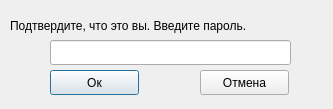
Old version of the form Client/confirmationpassword.ui in the repository Elizaser/Messenger-Diplom.
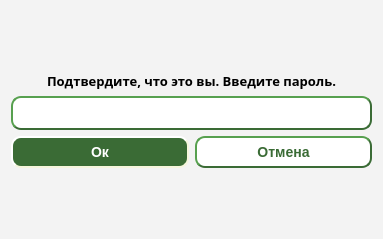
New version of the form.

Commit message: all window is beautiful. Left fix chat list in main window

```diff
--- a/Client/confirmationpassword.ui
+++ b/Client/confirmationpassword.ui
@@ -6,62 +6,179 @@
    <rect>
     <x>0</x>
     <y>0</y>
-    <width>333</width>
-    <height>109</height>
+    <width>383</width>
+    <height>239</height>
    </rect>
   </property>
+  <property name="palette">
+   <palette>
+    <active>
+     <colorrole role="Base">
+      <brush brushstyle="SolidPattern">
+       <color alpha="255">
+        <red>255</red>
+        <green>255</green>
+        <blue>255</blue>
+       </color>
+      </brush>
+     </colorrole>
+     <colorrole role="Window">
+      <brush brushstyle="SolidPattern">
+       <color alpha="255">
+        <red>243</red>
+        <green>243</green>
+        <blue>243</blue>
+       </color>
+      </brush>
+     </colorrole>
+    </active>
+    <inactive>
+     <colorrole role="Base">
+      <brush brushstyle="SolidPattern">
+       <color alpha="255">
+        <red>255</red>
+        <green>255</green>
+        <blue>255</blue>
+       </color>
+      </brush>
+     </colorrole>
+     <colorrole role="Window">
+      <brush brushstyle="SolidPattern">
+       <color alpha="255">
+        <red>243</red>
+        <green>243</green>
+        <blue>243</blue>
+       </color>
+      </brush>
+     </colorrole>
+    </inactive>
+    <disabled>
+     <colorrole role="Base">
+      <brush brushstyle="SolidPattern">
+       <color alpha="255">
+        <red>243</red>
+        <green>243</green>
+        <blue>243</blue>
+       </color>
+      </brush>
+     </colorrole>
+     <colorrole role="Window">
+      <brush brushstyle="SolidPattern">
+       <color alpha="255">
+        <red>243</red>
+        <green>243</green>
+        <blue>243</blue>
+       </color>
+      </brush>
+     </colorrole>
+    </disabled>
+   </palette>
+  </property>
   <property name="windowTitle">
    <string>Dialog</string>
   </property>
-  <widget class="QLineEdit" name="lineEdit">
-   <property name="geometry">
-    <rect>
-     <x>50</x>
-     <y>40</y>
-     <width>241</width>
-     <height>25</height>
-    </rect>
-   </property>
-  </widget>
-  <widget class="QLabel" name="label">
-   <property name="geometry">
-    <rect>
-     <x>10</x>
-     <y>10</y>
-     <width>311</width>
-     <height>31</height>
-    </rect>
-   </property>
-   <property name="text">
-    <string>Подтвердите, что это вы. Введите пароль.</string>
-   </property>
-  </widget>
-  <widget class="QPushButton" name="pushButton_ok">
-   <property name="geometry">
-    <rect>
-     <x>50</x>
-     <y>70</y>
-     <width>89</width>
-     <height>25</height>
-    </rect>
-   </property>
-   <property name="text">
-    <string>Ок</string>
-   </property>
-  </widget>
-  <widget class="QPushButton" name="pushButton_cancel">
-   <property name="geometry">
-    <rect>
-     <x>200</x>
-     <y>70</y>
-     <width>89</width>
-     <height>25</height>
-    </rect>
-   </property>
-   <property name="text">
-    <string>Отмена</string>
-   </property>
-  </widget>
+  <layout class="QVBoxLayout" name="verticalLayout">
+   <item>
+    <spacer name="verticalSpacer">
+     <property name="orientation">
+      <enum>Qt::Vertical</enum>
+     </property>
+     <property name="sizeHint" stdset="0">
+      <size>
+       <width>20</width>
+       <height>40</height>
+      </size>
+     </property>
+    </spacer>
+   </item>
+   <item>
+    <widget class="QLabel" name="label">
+     <property name="font">
+      <font>
+       <family>Umpush</family>
+       <pointsize>10</pointsize>
+       <weight>75</weight>
+       <bold>true</bold>
+      </font>
+     </property>
+     <property name="text">
+      <string>Подтвердите, что это вы. Введите пароль.</string>
+     </property>
+     <property name="alignment">
+      <set>Qt::AlignCenter</set>
+     </property>
+    </widget>
+   </item>
+   <item>
+    <widget class="QLineEdit" name="lineEdit">
+     <property name="styleSheet">
+      <string notr="true">	 border-style: outset;
+     border-width: 2px;
+     border-radius: 10px;
+     border-color: #3A6B35;
+     font: bold 14px;
+     min-width: 10em;
+     padding: 6px;</string>
+     </property>
+     <property name="echoMode">
+      <enum>QLineEdit::Password</enum>
+     </property>
+    </widget>
+   </item>
+   <item>
+    <layout class="QHBoxLayout" name="horizontalLayout_2">
+     <item>
+      <widget class="QPushButton" name="pushButton_ok">
+       <property name="styleSheet">
+        <string notr="true">	 border-style: outset;
+color: rgb(255, 255, 255);
+     border-width: 2px;
+     border-radius: 10px;
+     border-color: beige;
+     font: bold 14px;
+     min-width: 8em;
+     padding: 6px;
+	  background-color: #3A6B35;</string>
+       </property>
+       <property name="text">
+        <string>Ок</string>
+       </property>
+      </widget>
+     </item>
+     <item>
+      <widget class="QPushButton" name="pushButton_cancel">
+       <property name="styleSheet">
+        <string notr="true">	 border-style: outset;
+    color: #3A6B35;
+     border-width: 2px;
+     border-radius: 10px;
+     border-color: #3A6B35;
+     font: bold 14px;
+     min-width: 8em;
+     padding: 6px;
+	  background-color: rgb(255, 255, 255);</string>
+       </property>
+       <property name="text">
+        <string>Отмена</string>
+       </property>
+      </widget>
+     </item>
+    </layout>
+   </item>
+   <item>
+    <spacer name="verticalSpacer_2">
+     <property name="orientation">
+      <enum>Qt::Vertical</enum>
+     </property>
+     <property name="sizeHint" stdset="0">
+      <size>
+       <width>20</width>
+       <height>40</height>
+      </size>
+     </property>
+    </spacer>
+   </item>
+  </layout>
  </widget>
  <resources/>
  <connections/>
```
The commit also changes 15 other files.
